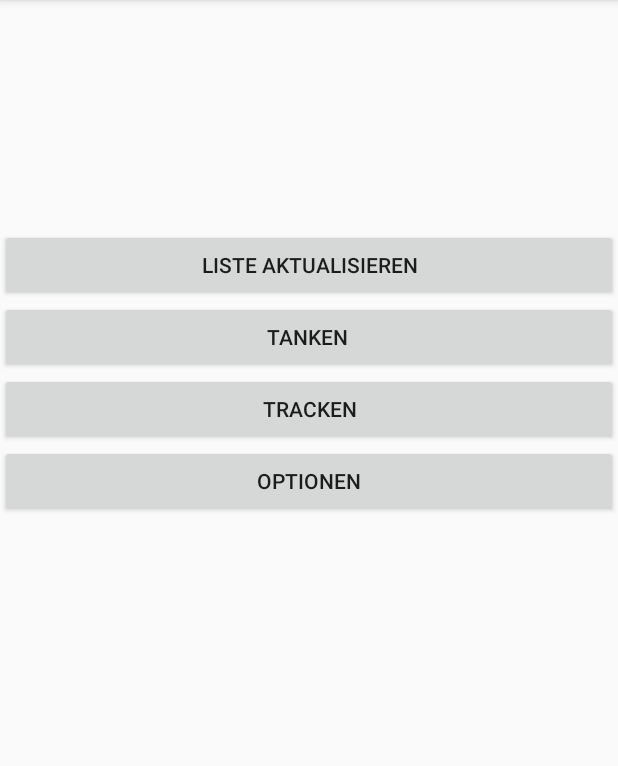
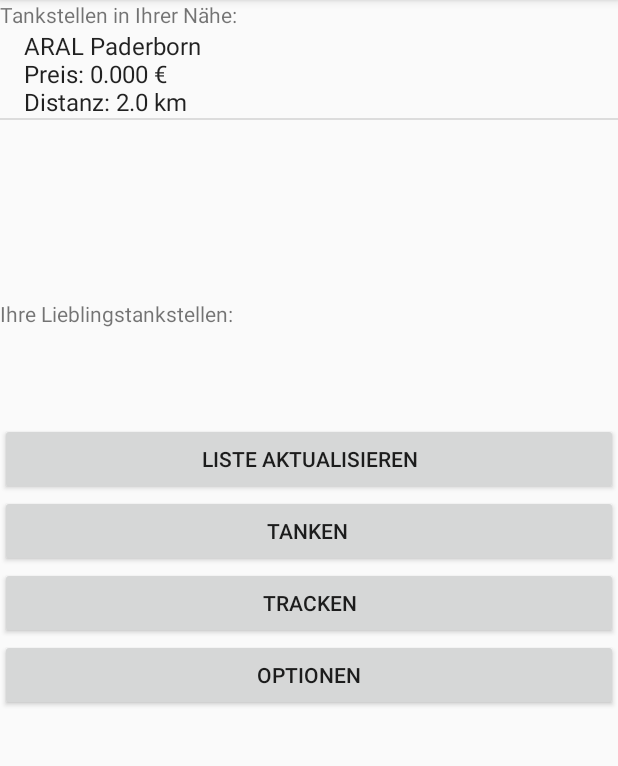
Before and after one commit to jlettmann/tankmich, an Android app: the screen it shows after launch (MainActivity), on a phone screen of 412 x 824 dp, the part 84-850 px from its top. Run offline under Robolectric (Android 15) with nearby library versions, the phone set to English and light mode, and no system bars.

Commit message:
- Added Adapter for nearest station list - Labels for the list views

```diff
--- a/ANDROID/app/src/main/java/com/example/tankmich/tankmich/MainActivity.java
+++ b/ANDROID/app/src/main/java/com/example/tankmich/tankmich/MainActivity.java
@@ -5,9 +5,20 @@ import android.content.Intent;
 import android.support.v7.app.AppCompatActivity;
 import android.os.Bundle;
 import android.view.View;
+import android.widget.ArrayAdapter;
 import android.widget.Button;
+import android.widget.ListView;
+
+import com.example.tankmich.tankmich.dummy.DummyStationProvider;
+import com.example.tankmich.tankmich.model.Station;
+
+import java.util.ArrayList;
+import java.util.Collections;
+import java.util.Comparator;
+import java.util.List;
 
 public class MainActivity extends AppCompatActivity {
+
 
     @Override
     protected void onCreate(Bundle savedInstanceState) {
@@ -24,5 +35,28 @@ public class MainActivity extends AppCompatActivity {
                 }
             }
         });
+        List<Station> stationListNear = new ArrayList<Station>();
+        stationListNear.add(DummyStationProvider.getStation());
+        if(!stationListNear.isEmpty() && stationListNear.size()>1){
+            Collections.sort(stationListNear, new Comparator<Station>() {
+                @Override
+                public int compare(Station o1, Station o2) {
+                    if(o1 instanceof Station && o2 instanceof Station){
+                        float diff = ((Station) o1).distance - ((Station) o2).distance;
+                        if(diff == 0){
+                            diff = ((Station) o1).selectedPrice - ((Station) o2).selectedPrice;
+                        }
+                        return (int)diff;
+                    }
+                    return 0;
+                }
+            });
+        }
+
+
+        ArrayAdapter adapter = new ArrayAdapter(this, android.R.layout.simple_list_item_1,stationListNear);
+        ListView lv_near = findViewById(R.id.lv_near);
+        lv_near.setAdapter(adapter);
     }
+
 }
--- a/ANDROID/app/src/main/java/com/example/tankmich/tankmich/dummy/DummyStationProvider.java
+++ b/ANDROID/app/src/main/java/com/example/tankmich/tankmich/dummy/DummyStationProvider.java
@@ -16,7 +16,7 @@ public class DummyStationProvider {
         station.brand = "ARAL";
         station.place = "Paderborn";
         station.street = "Neuhäuser Straße";
-        station.houseNumber ="34";
+        station.houseNumber =34;
         station.postCode = 33100;
         station.isOpen =true;
         station.distance = 2;
--- a/ANDROID/app/src/main/java/com/example/tankmich/tankmich/location/ILocation.java
+++ b/ANDROID/app/src/main/java/com/example/tankmich/tankmich/location/ALocation.java
@@ -4,7 +4,7 @@ package com.example.tankmich.tankmich.location;
  * Created by Mona on 19.06.2018.
  */
 
-public interface ILocation {
+public abstract class ALocation {
     public float lat = 0;  //lattitude = geogr. Breite
     public float lng = 0; //longitude = geogr. Länge
     public int postCode = 0;
--- a/ANDROID/app/src/main/java/com/example/tankmich/tankmich/model/Home.java
+++ b/ANDROID/app/src/main/java/com/example/tankmich/tankmich/model/Home.java
@@ -1,6 +1,6 @@
 package com.example.tankmich.tankmich.model;
 
-import com.example.tankmich.tankmich.location.ILocation;
+import com.example.tankmich.tankmich.location.ALocation;
 
 import java.util.UUID;
 
@@ -8,7 +8,7 @@ import java.util.UUID;
  * Created by Mona on 19.06.2018.
  */
 
-public class Home implements ILocation {
+public class Home extends ALocation {
 
     public String name;
     public boolean active;
--- a/ANDROID/app/src/main/java/com/example/tankmich/tankmich/model/Station.java
+++ b/ANDROID/app/src/main/java/com/example/tankmich/tankmich/model/Station.java
@@ -1,6 +1,6 @@
 package com.example.tankmich.tankmich.model;
 
-import com.example.tankmich.tankmich.location.ILocation;
+import com.example.tankmich.tankmich.location.ALocation;
 
 import java.util.UUID;
 
@@ -8,7 +8,7 @@ import java.util.UUID;
  * Created by Mona on 19.06.2018.
  */
 
-public class Station implements ILocation{
+public class Station extends ALocation {
     public UUID id;
     public String name;
     public String brand;
@@ -22,6 +22,10 @@ public class Station implements ILocation{
     public String[] overrides;
     public boolean wholeDay;
     public String state;
+    public float selectedPrice;
 
-
+    @Override
+    public String toString() {
+        return String.format("%s\nPreis: %.3f €\nDistanz: %.1f km", name, selectedPrice, distance);
+    }
 }
--- a/ANDROID/app/src/main/java/com/example/tankmich/tankmich/model/WayPoint.java
+++ b/ANDROID/app/src/main/java/com/example/tankmich/tankmich/model/WayPoint.java
@@ -1,6 +1,6 @@
 package com.example.tankmich.tankmich.model;
 
-import com.example.tankmich.tankmich.location.ILocation;
+import com.example.tankmich.tankmich.location.ALocation;
 
 import java.util.UUID;
 
@@ -8,7 +8,7 @@ import java.util.UUID;
  * Created by Mona on 19.06.2018.
  */
 
-public class WayPoint implements ILocation{
+public class WayPoint extends ALocation {
     public String name;
     public final UUID id;
     public boolean active;
--- a/ANDROID/app/src/main/res/layout/activity_main.xml
+++ b/ANDROID/app/src/main/res/layout/activity_main.xml
@@ -15,15 +15,29 @@
         tools:layout_editor_absoluteX="0dp"
         tools:layout_editor_absoluteY="235dp">
 
-        <ListView
-            android:id="@+id/nearest"
+        <TextView
+            android:id="@+id/lbl_nearest"
             android:layout_width="match_parent"
-            android:layout_height="89dp" />
+            android:layout_height="wrap_content"
+            android:text="Tankstellen in Ihrer Nähe:" />
 
         <ListView
-            android:id="@+id/favourites"
+            android:id="@+id/lv_near"
             android:layout_width="match_parent"
-            android:layout_height="63dp" >
+            android:layout_height="180dp" >
+
+        </ListView>
+
+        <TextView
+            android:id="@+id/lbl_favourites"
+            android:layout_width="match_parent"
+            android:layout_height="wrap_content"
+            android:text="Ihre Lieblingstankstellen:" />
+
+        <ListView
+            android:id="@+id/lv_favourites"
+            android:layout_width="match_parent"
+            android:layout_height="63dp">
 
         </ListView>
 
```
Also changed, not shown: ANDROID/app/src/main/res/layout/listitem.xml (added, +27 -0 lines).
